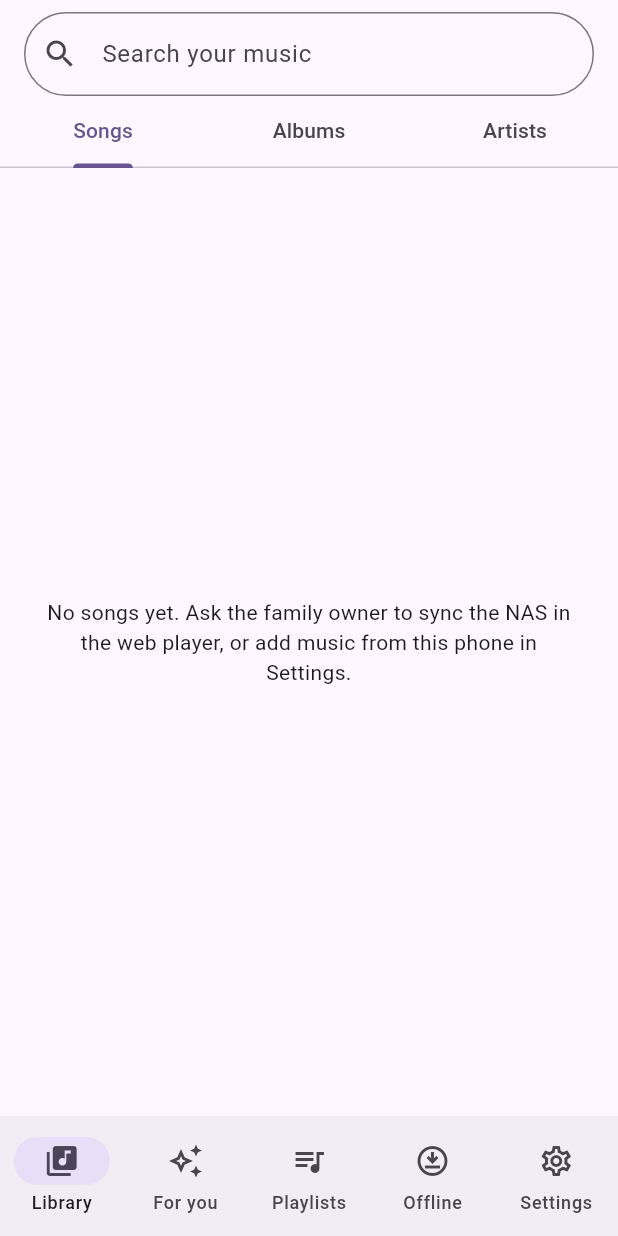
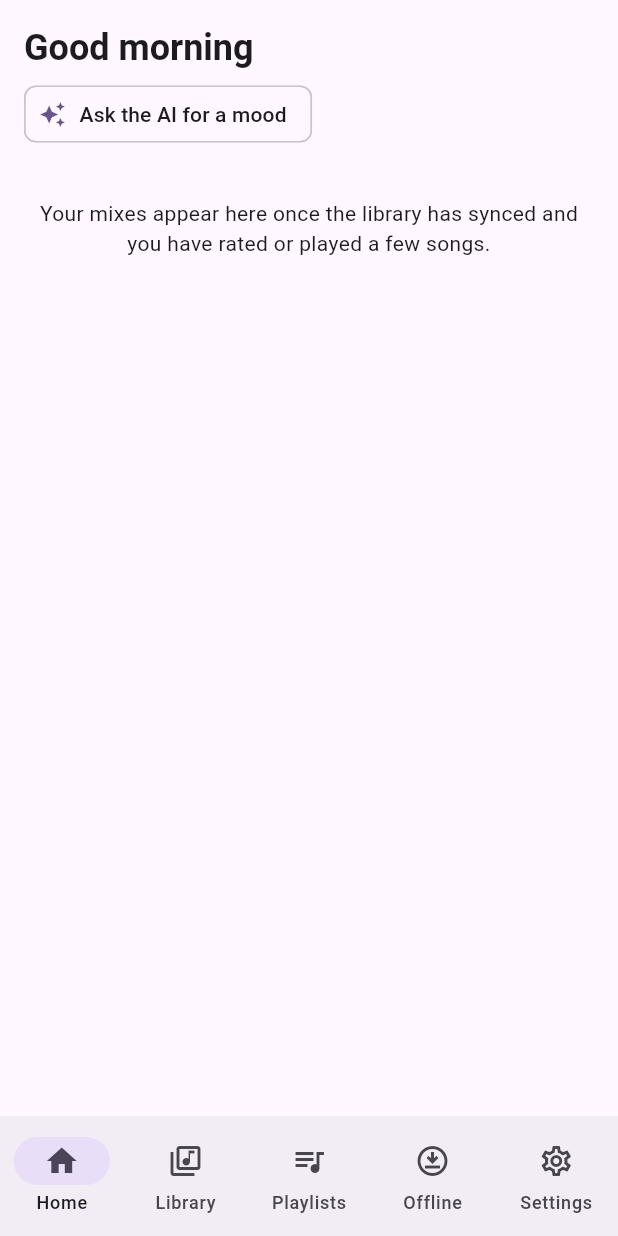
Before and after one commit to lyvuong/MyMusic, a Flutter app: the HomeShell screen opened directly, on a phone screen of 412 x 824 dp. Run offline on Flutter 3.47's test engine with Material 3 defaults, Android fonts, the phone set to English and light mode, and no system bars; our stand-ins replace audio_service, firebase_auth, firebase_core, google_sign_in, just_audio and 2 more; missing offline and left inert: audio_session, dart:ffi, on_audio_query_pluse, ota_update; accounts and stored records are empty; statements that could not run were skipped.

Commit message:
Phone home page laid out like the Android Auto For You screen
New Home tab with cover cards for the mix of the hour, popular, top rated,
rediscover and the themed mixes, plus recently played. The folder list is shared
with the car browse tree. Lists opened from it get Play and Shuffle.

Co-Authored-By: Claude Sonnet 5.5 <noreply@anthropic.com>

```diff
--- a/flutter/lib/state.dart
+++ b/flutter/lib/state.dart
@@ -221,6 +221,31 @@ class AppState extends ChangeNotifier {
       if (x.tracks.length >= 5) out.add((key: m.daypart, title: x.title, subtitle: x.subtitle, tracks: x.tracks, cover: x.cover));
     }
     return out;
+  }
+
+  /// The "For You" folders, exactly as the car screen lists them: the mix of the hour, popular, top rated, rediscover,
+  /// then the themed hours. The phone's home page shows the same list.
+  List<({String id, String title, String subtitle, List<Track> tracks, Track? cover})> get forYouFolders {
+    final dp = daypartOf(DateTime.now());
+    final mix = mixFor(dp);
+    final pop = popularTracks;
+    final top = topRatedTracks;
+    final redisc = rediscoverTracks;
+    Track? coverOf(List<Track> l) {
+      for (final t in l) {
+        if (t.hasArt && !t.isLocal) return t;
+      }
+      return null;
+    }
+
+    return [
+      (id: 'mix:$dp', title: mix.title, subtitle: mix.subtitle, tracks: mix.tracks, cover: mix.cover),
+      if (pop.isNotEmpty) (id: 'pop', title: 'Popular with the family', subtitle: '${pop.length} songs', tracks: pop, cover: coverOf(pop)),
+      if (top.isNotEmpty) (id: 'top', title: 'Your top rated', subtitle: '${top.length} songs', tracks: top, cover: coverOf(top)),
+      if (redisc.length >= 5)
+        (id: 'redisc', title: 'Rediscover', subtitle: 'Loved songs you have not heard lately', tracks: redisc, cover: coverOf(redisc)),
+      for (final m in themedMixes) (id: 'mix:${m.key}', title: m.title, subtitle: m.subtitle, tracks: m.tracks, cover: m.cover),
+    ];
   }
 
   /// The cover the server chose for the mix when that song is known here and has one, else the first song with a cover.
--- a/flutter/lib/ui/home.dart
+++ b/flutter/lib/ui/home.dart
@@ -2,7 +2,7 @@ import 'package:flutter/material.dart';
 
 import '../models.dart';
 import '../scope.dart';
-import 'for_you.dart';
+import 'home_page.dart';
 import 'now_playing.dart';
 import 'settings.dart';
 import 'track_list.dart';
@@ -39,7 +39,7 @@ class _HomeShellState extends State<HomeShell> with WidgetsBindingObserver {
 
   @override
   Widget build(BuildContext context) {
-    final pages = const [LibraryPage(), ForYouPage(), PlaylistsPage(), DownloadsPage(), SettingsPage()];
+    final pages = const [StartPage(), LibraryPage(), PlaylistsPage(), DownloadsPage(), SettingsPage()];
     return Scaffold(
       body: SafeArea(child: Column(children: [
         UpdateBanner(controller: context.app.updates),
@@ -51,8 +51,8 @@ class _HomeShellState extends State<HomeShell> with WidgetsBindingObserver {
           selectedIndex: _tab,
           onDestinationSelected: (i) => setState(() => _tab = i),
           destinations: const [
+            NavigationDestination(icon: Icon(Icons.home_outlined), selectedIcon: Icon(Icons.home), label: 'Home'),
             NavigationDestination(icon: Icon(Icons.library_music_outlined), selectedIcon: Icon(Icons.library_music), label: 'Library'),
-            NavigationDestination(icon: Icon(Icons.auto_awesome_outlined), selectedIcon: Icon(Icons.auto_awesome), label: 'For you'),
             NavigationDestination(icon: Icon(Icons.queue_music_outlined), selectedIcon: Icon(Icons.queue_music), label: 'Playlists'),
             NavigationDestination(icon: Icon(Icons.download_for_offline_outlined), selectedIcon: Icon(Icons.download_for_offline), label: 'Offline'),
             NavigationDestination(icon: Icon(Icons.settings_outlined), selectedIcon: Icon(Icons.settings), label: 'Settings'),
--- /dev/null
+++ b/flutter/lib/ui/home_page.dart
@@ -0,0 +1,159 @@
+import 'package:flutter/material.dart';
+
+import '../mixes.dart';
+import '../models.dart';
+import '../scope.dart';
+import 'for_you.dart';
+import 'home.dart' show coverOf;
+import 'track_list.dart';
+import 'widgets.dart';
+
+/// The phone's start page, laid out like the car screen's "For You": the mix of the hour, the family's popular songs,
+/// top rated and rediscover, then the themed hours, each a cover with a few words about it; below it what was played
+/// lately.
+class StartPage extends StatelessWidget {
+  const StartPage({super.key});
+
+  @override
+  Widget build(BuildContext context) {
+    final app = context.app;
+    return ListenableBuilder(
+      listenable: app,
+      builder: (context, _) {
+        final folders = app.forYouFolders;
+        final recent = app.recentTracks.take(20).toList();
+        final theme = Theme.of(context);
+        return RefreshIndicator(
+          onRefresh: app.sync,
+          child: CustomScrollView(slivers: [
+            SliverToBoxAdapter(
+              child: Padding(
+                padding: const EdgeInsets.fromLTRB(16, 16, 16, 4),
+                child: Row(children: [
+                  Expanded(child: Text(greetingFor(daypartOf(DateTime.now())), style: theme.textTheme.headlineSmall?.copyWith(fontWeight: FontWeight.w700))),
+                  if (app.syncing) const SizedBox(width: 18, height: 18, child: CircularProgressIndicator(strokeWidth: 2)),
+                ]),
+              ),
+            ),
+            SliverToBoxAdapter(
+              child: Padding(
+                padding: const EdgeInsets.fromLTRB(16, 0, 16, 8),
+                child: Align(
+                  alignment: Alignment.centerLeft,
+                  child: ActionChip(
+                    avatar: const Icon(Icons.auto_awesome, size: 18),
+                    label: const Text('Ask the AI for a mood'),
+                    onPressed: () => Navigator.of(context).push(MaterialPageRoute<void>(builder: (_) => const ForYouPage())),
+                  ),
+                ),
+              ),
+            ),
+            if (folders.every((f) => f.tracks.isEmpty))
+              const SliverToBoxAdapter(
+                child: Padding(
+                  padding: EdgeInsets.all(24),
+                  child: Text('Your mixes appear here once the library has synced and you have rated or played a few songs.', textAlign: TextAlign.center),
+                ),
+              )
+            else
+              SliverPadding(
+                padding: const EdgeInsets.fromLTRB(16, 4, 16, 8),
+                sliver: SliverGrid(
+                  gridDelegate: const SliverGridDelegateWithMaxCrossAxisExtent(
+                    maxCrossAxisExtent: 220,
+                    mainAxisSpacing: 16,
+                    crossAxisSpacing: 14,
+                    childAspectRatio: 0.74,
+                  ),
+                  delegate: SliverChildBuilderDelegate(
+                    (context, i) {
+                      final f = folders[i];
+                      return _FolderCard(
+                        title: f.title,
+                        subtitle: f.subtitle,
+                        cover: f.cover ?? (f.tracks.isEmpty ? null : f.tracks.first),
+                        onTap: () => Navigator.of(context).push(MaterialPageRoute<void>(
+                          builder: (_) => TrackListPage(title: f.title, tracks: f.tracks, subtitle: f.subtitle, cover: f.cover ?? (f.tracks.isEmpty ? null : coverOf(f.tracks))),
+                        )),
+                      );
+                    },
+                    childCount: folders.length,
+                  ),
+                ),
+              ),
+            if (recent.isNotEmpty) ...[
+              SliverToBoxAdapter(
+                child: Padding(
+                  padding: const EdgeInsets.fromLTRB(16, 12, 16, 8),
+                  child: Text('Recently played', style: theme.textTheme.titleMedium?.copyWith(fontWeight: FontWeight.w700)),
+                ),
+              ),
+              SliverToBoxAdapter(
+                child: SizedBox(
+                  height: 168,
+                  child: ListView.separated(
+                    scrollDirection: Axis.horizontal,
+                    padding: const EdgeInsets.symmetric(horizontal: 16),
+                    itemCount: recent.length,
+                    separatorBuilder: (_, _) => const SizedBox(width: 12),
+                    itemBuilder: (context, i) {
+                      final t = recent[i];
+                      return SizedBox(
+                        width: 120,
+                        child: InkWell(
+                          borderRadius: BorderRadius.circular(8),
+                          onTap: () => context.audio.playQueue(recent, i),
+                          child: Column(crossAxisAlignment: CrossAxisAlignment.start, children: [
+                            ClipRRect(borderRadius: BorderRadius.circular(8), child: TrackArt(t, size: 120)),
+                            const SizedBox(height: 6),
+                            Text(t.title, maxLines: 1, overflow: TextOverflow.ellipsis, style: const TextStyle(fontWeight: FontWeight.w600)),
+                            Text(t.artist, maxLines: 1, overflow: TextOverflow.ellipsis, style: theme.textTheme.bodySmall),
+                          ]),
+                        ),
+                      );
+                    },
+                  ),
+                ),
+              ),
+            ],
+            const SliverToBoxAdapter(child: SizedBox(height: 24)),
+          ]),
+        );
+      },
+    );
+  }
+}
+
+/// A cover with its title and a few words under it, the phone's version of a car-screen grid item.
+class _FolderCard extends StatelessWidget {
+  const _FolderCard({required this.title, required this.subtitle, required this.cover, required this.onTap});
+  final String title;
+  final String subtitle;
+  final Track? cover;
+  final VoidCallback onTap;
+
+  @override
+  Widget build(BuildContext context) {
+    final theme = Theme.of(context);
+    return InkWell(
+      borderRadius: BorderRadius.circular(12),
+      onTap: onTap,
+      child: Column(crossAxisAlignment: CrossAxisAlignment.start, children: [
+        Expanded(
+          child: ClipRRect(
+            borderRadius: BorderRadius.circular(12),
+            child: LayoutBuilder(
+              builder: (_, c) => cover == null
+                  ? Container(width: c.maxWidth, color: theme.colorScheme.surfaceContainerHighest, child: const Icon(Icons.music_note, size: 48))
+                  : TrackArt(cover!, size: c.maxWidth),
+            ),
+          ),
+        ),
+        const SizedBox(height: 8),
+        Text(title, maxLines: 1, overflow: TextOverflow.ellipsis, style: theme.textTheme.titleSmall?.copyWith(fontWeight: FontWeight.w700)),
+        const SizedBox(height: 2),
+        Text(subtitle, maxLines: 2, overflow: TextOverflow.ellipsis, style: theme.textTheme.bodySmall),
+      ]),
+    );
+  }
+}
```
Also changed, not shown: flutter/lib/audio_handler.dart (+3 -14 lines), flutter/lib/ui/track_list.dart (+22 -2 lines).
